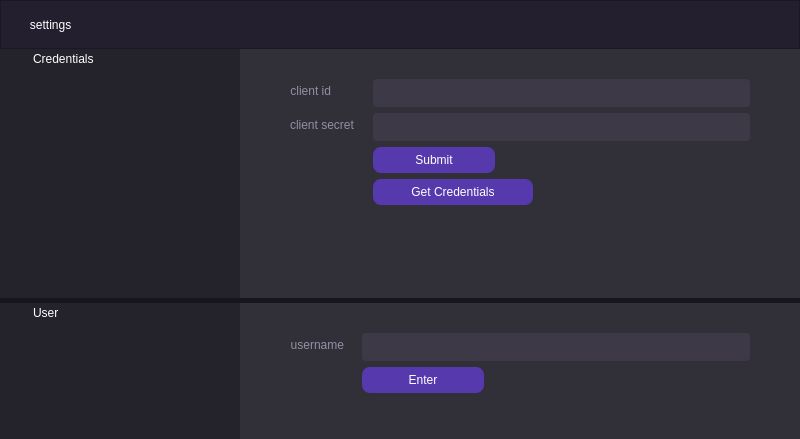
sortedcord/osu-statqt, file Screens/Settings.ui: the form before one commit.
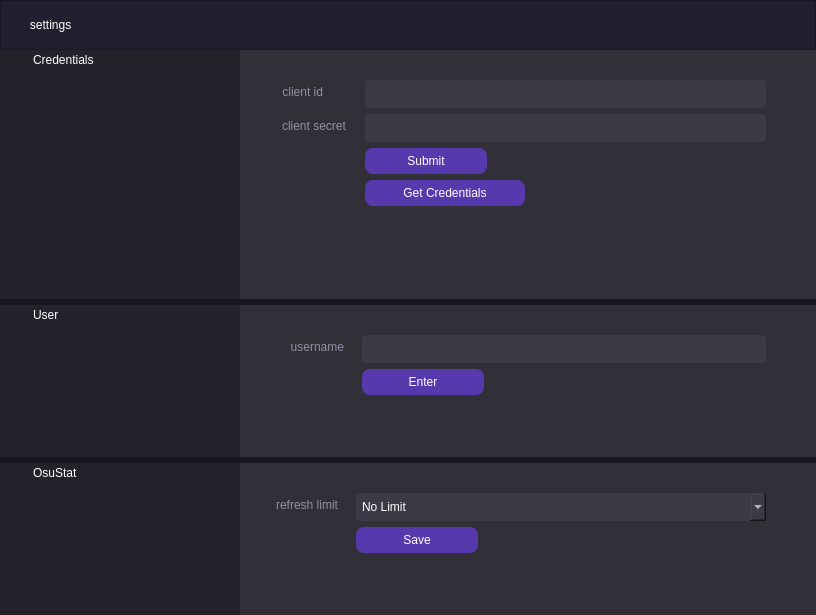
The form after the commit. Icons and pictures are not drawn.

Commit message: Added Refresh Limit Combo Box to UI

What changed in the file:
```diff
--- a/Screens/Settings.ui
+++ b/Screens/Settings.ui
@@ -6,8 +6,8 @@
    <rect>
     <x>0</x>
     <y>0</y>
-    <width>800</width>
-    <height>439</height>
+    <width>816</width>
+    <height>615</height>
    </rect>
   </property>
   <property name="windowTitle">
@@ -87,10 +87,7 @@
       <property name="frameShadow">
        <enum>QFrame::Raised</enum>
       </property>
-      <layout class="QVBoxLayout" name="verticalLayout_4">
-       <property name="spacing">
-        <number>5</number>
-       </property>
+      <layout class="QVBoxLayout" name="verticalLayout_2">
        <property name="leftMargin">
         <number>0</number>
        </property>
@@ -187,7 +184,7 @@
               <number>18</number>
              </property>
              <property name="leftMargin">
-              <number>50</number>
+              <number>42</number>
              </property>
              <property name="topMargin">
               <number>30</number>
@@ -464,6 +461,180 @@
          </layout>
         </widget>
        </item>
+       <item>
+        <widget class="QFrame" name="frame_8">
+         <property name="minimumSize">
+          <size>
+           <width>798</width>
+           <height>136</height>
+          </size>
+         </property>
+         <property name="frameShape">
+          <enum>QFrame::StyledPanel</enum>
+         </property>
+         <property name="frameShadow">
+          <enum>QFrame::Raised</enum>
+         </property>
+         <layout class="QHBoxLayout" name="horizontalLayout_6">
+          <property name="spacing">
+           <number>0</number>
+          </property>
+          <property name="leftMargin">
+           <number>0</number>
+          </property>
+          <property name="topMargin">
+           <number>0</number>
+          </property>
+          <property name="rightMargin">
+           <number>0</number>
+          </property>
+          <property name="bottomMargin">
+           <number>0</number>
+          </property>
+          <item>
+           <widget class="QLabel" name="label_12">
+            <property name="minimumSize">
+             <size>
+              <width>240</width>
+              <height>0</height>
+             </size>
+            </property>
+            <property name="maximumSize">
+             <size>
+              <width>240</width>
+              <height>16777215</height>
+             </size>
+            </property>
+            <property name="styleSheet">
+             <string notr="true">font: 63 18pt &quot;Torus Pro SemiBold&quot;;
+background-color:rgb(36,35,43);
+padding-left: 30px</string>
+            </property>
+            <property name="text">
+             <string>OsuStat</string>
+            </property>
+            <property name="alignment">
+             <set>Qt::AlignLeading|Qt::AlignLeft|Qt::AlignTop</set>
+            </property>
+            <property name="margin">
+             <number>20</number>
+            </property>
+           </widget>
+          </item>
+          <item>
+           <widget class="QFrame" name="frame_9">
+            <property name="maximumSize">
+             <size>
+              <width>16777215</width>
+              <height>16777215</height>
+             </size>
+            </property>
+            <property name="styleSheet">
+             <string notr="true">background-color:rgb(49,47,56);
+font: 63 12pt &quot;Torus Pro SemiBold&quot;;
+color: rgb(148, 143, 163)</string>
+            </property>
+            <property name="frameShape">
+             <enum>QFrame::StyledPanel</enum>
+            </property>
+            <property name="frameShadow">
+             <enum>QFrame::Raised</enum>
+            </property>
+            <layout class="QFormLayout" name="formLayout_5">
+             <property name="horizontalSpacing">
+              <number>18</number>
+             </property>
+             <property name="leftMargin">
+              <number>35</number>
+             </property>
+             <property name="topMargin">
+              <number>30</number>
+             </property>
+             <property name="rightMargin">
+              <number>50</number>
+             </property>
+             <item row="0" column="0">
+              <widget class="QLabel" name="label_13">
+               <property name="text">
+                <string>refresh limit</string>
+               </property>
+               <property name="alignment">
+                <set>Qt::AlignRight|Qt::AlignTrailing|Qt::AlignVCenter</set>
+               </property>
+              </widget>
+             </item>
+             <item row="2" column="1">
+              <widget class="QPushButton" name="save_refresh_limit">
+               <property name="styleSheet">
+                <string notr="true">QPushButton {background-color: rgb(86,57,172);
+color: rgb(255, 255, 255);
+padding: 6px;
+border-radius:8px;
+max-width:110px;
+text-align: center;}
+
+QPushButton:hover {	
+	background-color: rgb(140, 102, 255);
+}
+</string>
+               </property>
+               <property name="text">
+                <string>Save</string>
+               </property>
+               <property name="icon">
+                <iconset>
+                 <normaloff>../Assets/check.png</normaloff>../Assets/check.png</iconset>
+               </property>
+              </widget>
+             </item>
+             <item row="0" column="1">
+              <widget class="QComboBox" name="refresh_limit_combo">
+               <property name="styleSheet">
+                <string notr="true">background-color: rgb(61, 57, 70);
+border: none;
+padding: 6px;
+border-radius: 4px;
+color: rgb(255,255,255);
+font: 63 10pt &quot;Torus Pro SemiBold&quot;;</string>
+               </property>
+               <item>
+                <property name="text">
+                 <string>No Limit</string>
+                </property>
+               </item>
+               <item>
+                <property name="text">
+                 <string>Every 5 Seconds</string>
+                </property>
+               </item>
+               <item>
+                <property name="text">
+                 <string>Every 10 Seconds</string>
+                </property>
+               </item>
+               <item>
+                <property name="text">
+                 <string>Every 15 Seconds</string>
+                </property>
+               </item>
+               <item>
+                <property name="text">
+                 <string>Every 30 Seconds</string>
+                </property>
+               </item>
+               <item>
+                <property name="text">
+                 <string>Every Minute</string>
+                </property>
+               </item>
+              </widget>
+             </item>
+            </layout>
+           </widget>
+          </item>
+         </layout>
+        </widget>
+       </item>
       </layout>
      </widget>
     </item>
```
The commit also changes 3 other files.
